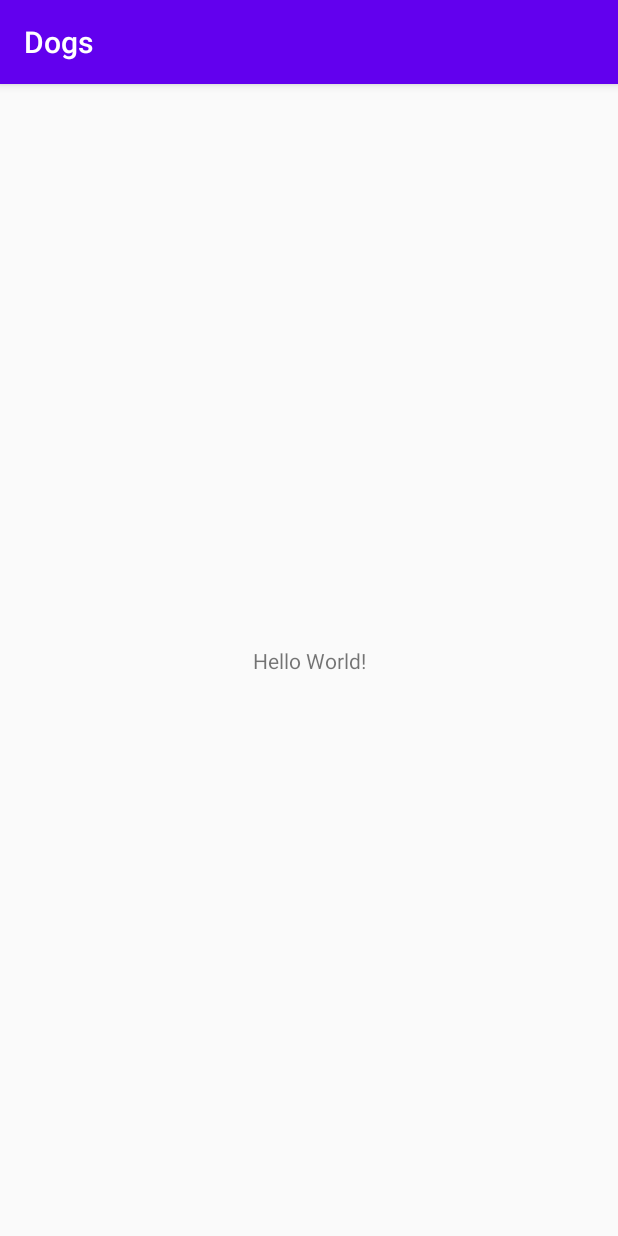
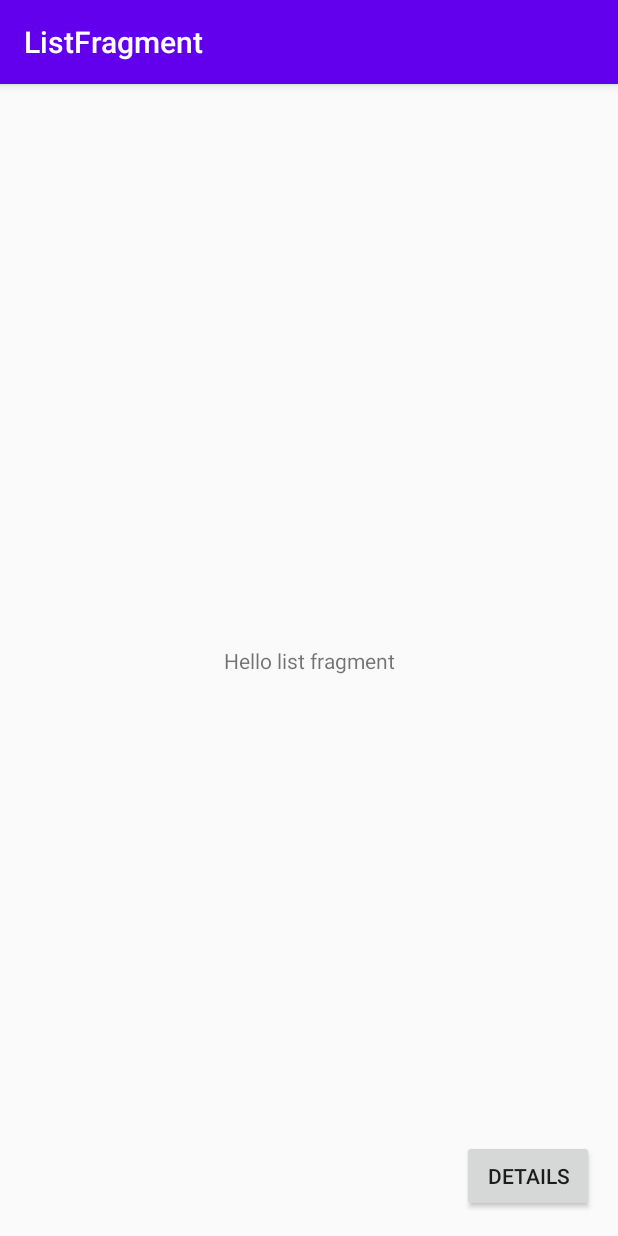
Before and after one commit to strajce/AndroidJetpack, an Android app: the screen it shows after launch (MainActivity), on a phone screen of 412 x 824 dp. Run offline under Robolectric (Android 15) with nearby library versions, the phone set to English and light mode, and no system bars; our stand-ins replace data binding, navigation-ui.

Commit message:
navigation

```diff
--- a/app/src/main/AndroidManifest.xml
+++ b/app/src/main/AndroidManifest.xml
@@ -6,10 +6,10 @@
         android:allowBackup="true"
         android:icon="@mipmap/ic_dog_app_icon"
         android:label="@string/app_name"
-        android:roundIcon="@mipmap/ic_launcher_round"
+        android:roundIcon="@mipmap/ic_dog_app_icon_round"
         android:supportsRtl="true"
         android:theme="@style/AppTheme">
-        <activity android:name=".MainActivity">
+        <activity android:name=".view.MainActivity">
             <intent-filter>
                 <action android:name="android.intent.action.MAIN" />
 
--- /dev/null
+++ b/app/src/main/java/com/example/dogs/view/ListFragment.kt
@@ -0,0 +1,30 @@
+package com.example.dogs.view
+
+import android.os.Bundle
+import android.view.LayoutInflater
+import android.view.View
+import android.view.ViewGroup
+import androidx.fragment.app.Fragment
+import androidx.navigation.Navigation
+import com.example.dogs.R
+import kotlinx.android.synthetic.main.fragment_list.*
+
+class ListFragment : Fragment() {
+
+    override fun onCreateView(
+        inflater: LayoutInflater, container: ViewGroup?,
+        savedInstanceState: Bundle?
+    ): View? {
+        // Inflate the layout for this fragment
+        return inflater.inflate(R.layout.fragment_list, container, false)
+    }
+
+    override fun onViewCreated(view: View, savedInstanceState: Bundle?) {
+        super.onViewCreated(view, savedInstanceState)
+        btn_details.setOnClickListener {
+            val action = ListFragmentDirections.listFragmentToDetailsFragment()
+            action.dogUuid = 5
+            Navigation.findNavController(it).navigate(action)
+        }
+    }
+}
--- /dev/null
+++ b/app/src/main/java/com/example/dogs/view/MainActivity.kt
@@ -0,0 +1,25 @@
+package com.example.dogs.view
+
+import androidx.appcompat.app.AppCompatActivity
+import android.os.Bundle
+import androidx.navigation.NavController
+import androidx.navigation.Navigation
+import androidx.navigation.ui.NavigationUI
+import com.example.dogs.R
+
+class MainActivity : AppCompatActivity() {
+
+    private lateinit var navigationController : NavController
+
+    override fun onCreate(savedInstanceState: Bundle?) {
+        super.onCreate(savedInstanceState)
+        setContentView(R.layout.activity_main)
+
+        navigationController = Navigation.findNavController(this, R.id.fragment)
+        NavigationUI.setupActionBarWithNavController(this, navigationController)
+    }
+
+    override fun onSupportNavigateUp(): Boolean {
+        return NavigationUI.navigateUp(navigationController, null)
+    }
+}
--- a/app/src/main/res/layout/activity_main.xml
+++ b/app/src/main/res/layout/activity_main.xml
@@ -4,15 +4,22 @@
     xmlns:tools="http://schemas.android.com/tools"
     android:layout_width="match_parent"
     android:layout_height="match_parent"
-    tools:context=".MainActivity">
+    tools:context=".view.MainActivity">
 
-    <TextView
-        android:layout_width="wrap_content"
-        android:layout_height="wrap_content"
-        android:text="Hello World!"
+
+    <fragment
+        android:id="@+id/fragment"
+        android:name="androidx.navigation.fragment.NavHostFragment"
+        android:layout_width="match_parent"
+        android:layout_height="match_parent"
+        android:layout_marginStart="8dp"
+        android:layout_marginTop="8dp"
+        android:layout_marginEnd="8dp"
+        android:layout_marginBottom="8dp"
+        app:defaultNavHost="true"
         app:layout_constraintBottom_toBottomOf="parent"
-        app:layout_constraintLeft_toLeftOf="parent"
-        app:layout_constraintRight_toRightOf="parent"
-        app:layout_constraintTop_toTopOf="parent" />
-
+        app:layout_constraintEnd_toEndOf="parent"
+        app:layout_constraintStart_toStartOf="parent"
+        app:layout_constraintTop_toTopOf="parent"
+        app:navGraph="@navigation/dog_navigation" />
 </androidx.constraintlayout.widget.ConstraintLayout>
--- /dev/null
+++ b/app/src/main/res/layout/fragment_list.xml
@@ -0,0 +1,31 @@
+<?xml version="1.0" encoding="utf-8"?>
+<layout xmlns:android="http://schemas.android.com/apk/res/android"
+    xmlns:app="http://schemas.android.com/apk/res-auto"
+    xmlns:tools="http://schemas.android.com/tools">
+
+    <androidx.constraintlayout.widget.ConstraintLayout
+        android:layout_width="match_parent"
+        android:layout_height="match_parent"
+        tools:context=".view.ListFragment">
+
+        <TextView
+            android:layout_width="wrap_content"
+            android:layout_height="wrap_content"
+            android:text="@string/hello_list_fragment"
+            app:layout_constraintBottom_toBottomOf="parent"
+            app:layout_constraintEnd_toEndOf="parent"
+            app:layout_constraintStart_toStartOf="parent"
+            app:layout_constraintTop_toTopOf="parent" />
+
+        <Button
+            android:id="@+id/btn_details"
+            android:layout_width="wrap_content"
+            android:layout_height="wrap_content"
+            android:layout_marginEnd="8dp"
+            android:layout_marginBottom="8dp"
+            android:text="Details"
+            app:layout_constraintBottom_toBottomOf="parent"
+            app:layout_constraintEnd_toEndOf="parent" />
+
+    </androidx.constraintlayout.widget.ConstraintLayout>
+</layout>
--- /dev/null
+++ b/app/src/main/res/navigation/dog_navigation.xml
@@ -0,0 +1,31 @@
+<?xml version="1.0" encoding="utf-8"?>
+<navigation xmlns:android="http://schemas.android.com/apk/res/android"
+    xmlns:app="http://schemas.android.com/apk/res-auto"
+    xmlns:tools="http://schemas.android.com/tools"
+    android:id="@+id/dog_navigation"
+    app:startDestination="@id/listFragment">
+    <fragment
+        android:id="@+id/listFragment"
+        android:name="com.example.dogs.view.ListFragment"
+        android:label="ListFragment" >
+        <action
+            android:id="@+id/listFragmentToDetailsFragment"
+            app:destination="@id/detailsFragment"
+            app:enterAnim="@anim/nav_default_enter_anim"
+            app:exitAnim="@anim/nav_default_exit_anim" />
+    </fragment>
+    <fragment
+        android:id="@+id/detailsFragment"
+        android:name="com.example.dogs.view.DetailsFragment"
+        android:label="DetailsFragment" >
+        <action
+            android:id="@+id/detailsFragmentToListFragment"
+            app:destination="@id/listFragment"
+            app:enterAnim="@anim/nav_default_pop_enter_anim"
+            app:exitAnim="@anim/nav_default_pop_exit_anim" />
+        <argument
+            android:name="dogUuid"
+            android:defaultValue="0"
+            app:argType="integer"/>
+    </fragment>
+</navigation>
--- a/app/src/main/res/values/strings.xml
+++ b/app/src/main/res/values/strings.xml
@@ -1,3 +1,6 @@
 <resources>
     <string name="app_name">Dogs</string>
+    <!-- TODO: Remove or change this placeholder text -->
+    <string name="hello_details_fragment">Hello details fragment</string>
+    <string name="hello_list_fragment">Hello list fragment</string>
 </resources>
```
Also changed, not shown: app/src/main/java/com/example/dogs/MainActivity.kt (deleted, +0 -11 lines), app/src/main/java/com/example/dogs/view/DetailsFragment.kt (added, +34 -0 lines), app/src/main/res/layout/fragment_details.xml (added, +31 -0 lines).
